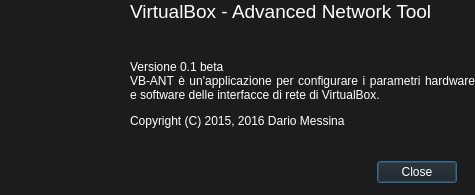
Qt form src/info_dialog.ui (nanodario/vb-ant) before a commit.
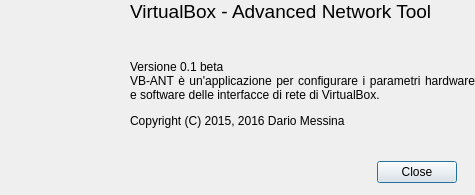
The same form after that commit. Icons and pictures are not drawn.

```diff
--- a/src/info_dialog.ui
+++ b/src/info_dialog.ui
@@ -31,421 +31,6 @@
     <height>195</height>
    </size>
   </property>
-  <property name="palette">
-   <palette>
-    <active>
-     <colorrole role="WindowText">
-      <brush brushstyle="SolidPattern">
-       <color alpha="255">
-        <red>255</red>
-        <green>255</green>
-        <blue>255</blue>
-       </color>
-      </brush>
-     </colorrole>
-     <colorrole role="Button">
-      <brush brushstyle="SolidPattern">
-       <color alpha="255">
-        <red>28</red>
-        <green>28</green>
-        <blue>28</blue>
-       </color>
-      </brush>
-     </colorrole>
-     <colorrole role="Light">
-      <brush brushstyle="SolidPattern">
-       <color alpha="255">
-        <red>42</red>
-        <green>42</green>
-        <blue>42</blue>
-       </color>
-      </brush>
-     </colorrole>
-     <colorrole role="Midlight">
-      <brush brushstyle="SolidPattern">
-       <color alpha="255">
-        <red>35</red>
-        <green>35</green>
-        <blue>35</blue>
-       </color>
-      </brush>
-     </colorrole>
-     <colorrole role="Dark">
-      <brush brushstyle="SolidPattern">
-       <color alpha="255">
-        <red>14</red>
-        <green>14</green>
-        <blue>14</blue>
-       </color>
-      </brush>
-     </colorrole>
-     <colorrole role="Mid">
-      <brush brushstyle="SolidPattern">
-       <color alpha="255">
-        <red>18</red>
-        <green>18</green>
-        <blue>18</blue>
-       </color>
-      </brush>
-     </colorrole>
-     <colorrole role="Text">
-      <brush brushstyle="SolidPattern">
-       <color alpha="255">
-        <red>255</red>
-        <green>255</green>
-        <blue>255</blue>
-       </color>
-      </brush>
-     </colorrole>
-     <colorrole role="BrightText">
-      <brush brushstyle="SolidPattern">
-       <color alpha="255">
-        <red>255</red>
-        <green>255</green>
-        <blue>255</blue>
-       </color>
-      </brush>
-     </colorrole>
-     <colorrole role="ButtonText">
-      <brush brushstyle="SolidPattern">
-       <color alpha="255">
-        <red>255</red>
-        <green>255</green>
-        <blue>255</blue>
-       </color>
-      </brush>
-     </colorrole>
-     <colorrole role="Base">
-      <brush brushstyle="SolidPattern">
-       <color alpha="255">
-        <red>0</red>
-        <green>0</green>
-        <blue>0</blue>
-       </color>
-      </brush>
-     </colorrole>
-     <colorrole role="Window">
-      <brush brushstyle="SolidPattern">
-       <color alpha="255">
-        <red>28</red>
-        <green>28</green>
-        <blue>28</blue>
-       </color>
-      </brush>
-     </colorrole>
-     <colorrole role="Shadow">
-      <brush brushstyle="SolidPattern">
-       <color alpha="255">
-        <red>0</red>
-        <green>0</green>
-        <blue>0</blue>
-       </color>
-      </brush>
-     </colorrole>
-     <colorrole role="AlternateBase">
-      <brush brushstyle="SolidPattern">
-       <color alpha="255">
-        <red>14</red>
-        <green>14</green>
-        <blue>14</blue>
-       </color>
-      </brush>
-     </colorrole>
-     <colorrole role="ToolTipBase">
-      <brush brushstyle="SolidPattern">
-       <color alpha="255">
-        <red>255</red>
-        <green>255</green>
-        <blue>220</blue>
-       </color>
-      </brush>
-     </colorrole>
-     <colorrole role="ToolTipText">
-      <brush brushstyle="SolidPattern">
-       <color alpha="255">
-        <red>0</red>
-        <green>0</green>
-        <blue>0</blue>
-       </color>
-      </brush>
-     </colorrole>
-    </active>
-    <inactive>
-     <colorrole role="WindowText">
-      <brush brushstyle="SolidPattern">
-       <color alpha="255">
-        <red>255</red>
-        <green>255</green>
-        <blue>255</blue>
-       </color>
-      </brush>
-     </colorrole>
-     <colorrole role="Button">
-      <brush brushstyle="SolidPattern">
-       <color alpha="255">
-        <red>28</red>
-        <green>28</green>
-        <blue>28</blue>
-       </color>
-      </brush>
-     </colorrole>
-     <colorrole role="Light">
-      <brush brushstyle="SolidPattern">
-       <color alpha="255">
-        <red>42</red>
-        <green>42</green>
-        <blue>42</blue>
-       </color>
-      </brush>
-     </colorrole>
-     <colorrole role="Midlight">
-      <brush brushstyle="SolidPattern">
-       <color alpha="255">
-        <red>35</red>
-        <green>35</green>
-        <blue>35</blue>
-       </color>
-      </brush>
-     </colorrole>
-     <colorrole role="Dark">
-      <brush brushstyle="SolidPattern">
-       <color alpha="255">
-        <red>14</red>
-        <green>14</green>
-        <blue>14</blue>
-       </color>
-      </brush>
-     </colorrole>
-     <colorrole role="Mid">
-      <brush brushstyle="SolidPattern">
-       <color alpha="255">
-        <red>18</red>
-        <green>18</green>
-        <blue>18</blue>
-       </color>
-      </brush>
-     </colorrole>
-     <colorrole role="Text">
-      <brush brushstyle="SolidPattern">
-       <color alpha="255">
-        <red>255</red>
-        <green>255</green>
-        <blue>255</blue>
-       </color>
-      </brush>
-     </colorrole>
-     <colorrole role="BrightText">
-      <brush brushstyle="SolidPattern">
-       <color alpha="255">
-        <red>255</red>
-        <green>255</green>
-        <blue>255</blue>
-       </color>
-      </brush>
-     </colorrole>
-     <colorrole role="ButtonText">
-      <brush brushstyle="SolidPattern">
-       <color alpha="255">
-        <red>255</red>
-        <green>255</green>
-        <blue>255</blue>
-       </color>
-      </brush>
-     </colorrole>
-     <colorrole role="Base">
-      <brush brushstyle="SolidPattern">
-       <color alpha="255">
-        <red>0</red>
-        <green>0</green>
-        <blue>0</blue>
-       </color>
-      </brush>
-     </colorrole>
-     <colorrole role="Window">
-      <brush brushstyle="SolidPattern">
-       <color alpha="255">
-        <red>28</red>
-        <green>28</green>
-        <blue>28</blue>
-       </color>
-      </brush>
-     </colorrole>
-     <colorrole role="Shadow">
-      <brush brushstyle="SolidPattern">
-       <color alpha="255">
-        <red>0</red>
-        <green>0</green>
-        <blue>0</blue>
-       </color>
-      </brush>
-     </colorrole>
-     <colorrole role="AlternateBase">
-      <brush brushstyle="SolidPattern">
-       <color alpha="255">
-        <red>14</red>
-        <green>14</green>
-        <blue>14</blue>
-       </color>
-      </brush>
-     </colorrole>
-     <colorrole role="ToolTipBase">
-      <brush brushstyle="SolidPattern">
-       <color alpha="255">
-        <red>255</red>
-        <green>255</green>
-        <blue>220</blue>
-       </color>
-      </brush>
-     </colorrole>
-     <colorrole role="ToolTipText">
-      <brush brushstyle="SolidPattern">
-       <color alpha="255">
-        <red>0</red>
-        <green>0</green>
-        <blue>0</blue>
-       </color>
-      </brush>
-     </colorrole>
-    </inactive>
-    <disabled>
-     <colorrole role="WindowText">
-      <brush brushstyle="SolidPattern">
-       <color alpha="255">
-        <red>14</red>
-        <green>14</green>
-        <blue>14</blue>
-       </color>
-      </brush>
-     </colorrole>
-     <colorrole role="Button">
-      <brush brushstyle="SolidPattern">
-       <color alpha="255">
-        <red>28</red>
-        <green>28</green>
-        <blue>28</blue>
-       </color>
-      </brush>
-     </colorrole>
-     <colorrole role="Light">
-      <brush brushstyle="SolidPattern">
-       <color alpha="255">
-        <red>42</red>
-        <green>42</green>
-        <blue>42</blue>
-       </color>
-      </brush>
-     </colorrole>
-     <colorrole role="Midlight">
-      <brush brushstyle="SolidPattern">
-       <color alpha="255">
-        <red>35</red>
-        <green>35</green>
-        <blue>35</blue>
-       </color>
-      </brush>
-     </colorrole>
-     <colorrole role="Dark">
-      <brush brushstyle="SolidPattern">
-       <color alpha="255">
-        <red>14</red>
-        <green>14</green>
-        <blue>14</blue>
-       </color>
-      </brush>
-     </colorrole>
-     <colorrole role="Mid">
-      <brush brushstyle="SolidPattern">
-       <color alpha="255">
-        <red>18</red>
-        <green>18</green>
-        <blue>18</blue>
-       </color>
-      </brush>
-     </colorrole>
-     <colorrole role="Text">
-      <brush brushstyle="SolidPattern">
-       <color alpha="255">
-        <red>14</red>
-        <green>14</green>
-        <blue>14</blue>
-       </color>
-      </brush>
-     </colorrole>
-     <colorrole role="BrightText">
-      <brush brushstyle="SolidPattern">
-       <color alpha="255">
-        <red>255</red>
-        <green>255</green>
-        <blue>255</blue>
-       </color>
-      </brush>
-     </colorrole>
-     <colorrole role="ButtonText">
-      <brush brushstyle="SolidPattern">
-       <color alpha="255">
-        <red>14</red>
-        <green>14</green>
-        <blue>14</blue>
-       </color>
-      </brush>
-     </colorrole>
-     <colorrole role="Base">
-      <brush brushstyle="SolidPattern">
-       <color alpha="255">
-        <red>28</red>
-        <green>28</green>
-        <blue>28</blue>
-       </color>
-      </brush>
-     </colorrole>
-     <colorrole role="Window">
-      <brush brushstyle="SolidPattern">
-       <color alpha="255">
-        <red>28</red>
-        <green>28</green>
-        <blue>28</blue>
-       </color>
-      </brush>
-     </colorrole>
-     <colorrole role="Shadow">
-      <brush brushstyle="SolidPattern">
-       <color alpha="255">
-        <red>0</red>
-        <green>0</green>
-        <blue>0</blue>
-       </color>
-      </brush>
-     </colorrole>
-     <colorrole role="AlternateBase">
-      <brush brushstyle="SolidPattern">
-       <color alpha="255">
-        <red>28</red>
-        <green>28</green>
-        <blue>28</blue>
-       </color>
-      </brush>
-     </colorrole>
-     <colorrole role="ToolTipBase">
-      <brush brushstyle="SolidPattern">
-       <color alpha="255">
-        <red>255</red>
-        <green>255</green>
-        <blue>220</blue>
-       </color>
-      </brush>
-     </colorrole>
-     <colorrole role="ToolTipText">
-      <brush brushstyle="SolidPattern">
-       <color alpha="255">
-        <red>0</red>
-        <green>0</green>
-        <blue>0</blue>
-       </color>
-      </brush>
-     </colorrole>
-    </disabled>
-   </palette>
-  </property>
   <property name="focusPolicy">
    <enum>Qt::StrongFocus</enum>
   </property>
```
Left out of the diff: 2 changed lines with no effect on the pictures.
